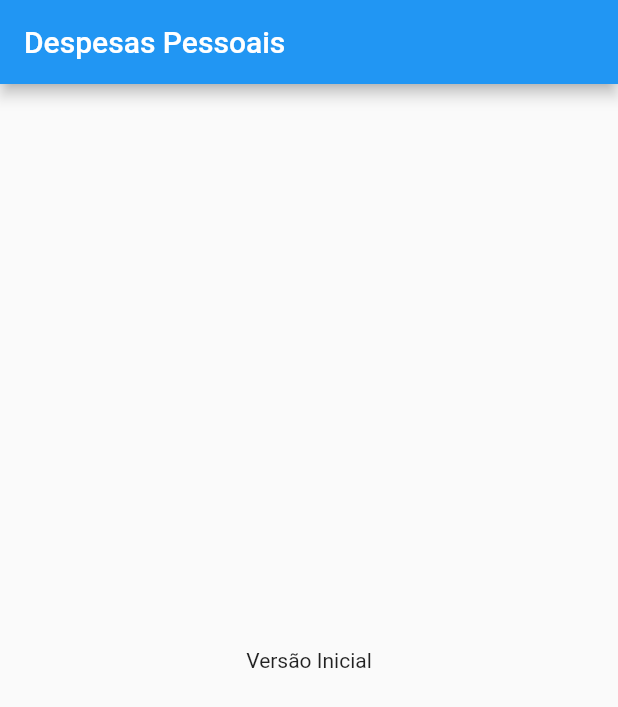
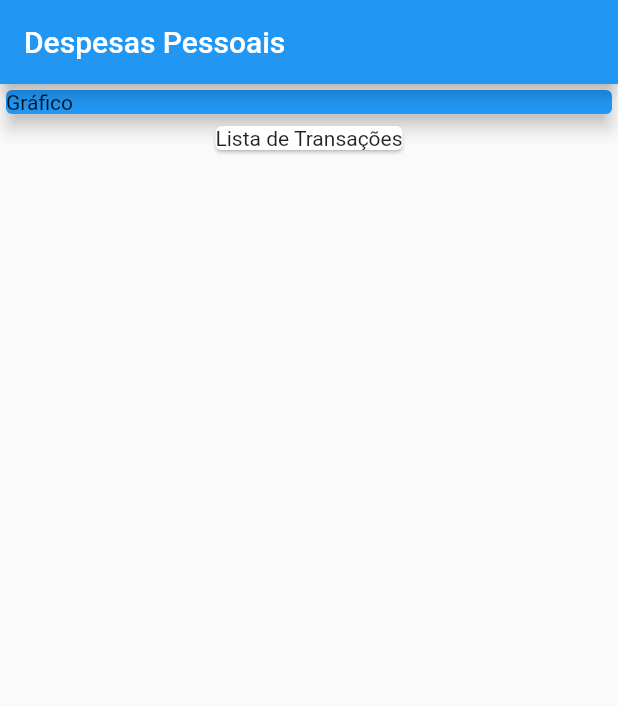
Before and after one commit to paulovictorbuenoflores/curso_flutter_completo, a Flutter app: the screen it shows after launch, on a phone screen of 412 x 824 dp. Shown: the top 707 px of the screen. Run offline on Flutter 3.47's test engine with Material 2 defaults, Android fonts, the phone set to English and light mode, and no system bars.

Commit message:
Combinando Widgets

```diff
--- a/construindo_app_real_despesas_pessoais_4/expenses/lib/main.dart
+++ b/construindo_app_real_despesas_pessoais_4/expenses/lib/main.dart
@@ -18,8 +18,20 @@ class MyHomePage extends StatelessWidget {
       appBar: AppBar(
         title: Text('Despesas Pessoais'),
       ),
-      body: Center(
-        child: Text('Versão Inicial'),
+      body: Column(
+        children: [
+          Container(
+            width: double.infinity,
+            child: Card(
+              color: Colors.blue,
+              child: Text('Gráfico'),
+              elevation: 5,
+            ),
+          ),
+          Card(
+            child: Text('Lista de Transações'),
+          )
+        ],
       ),
     );
   }
```
